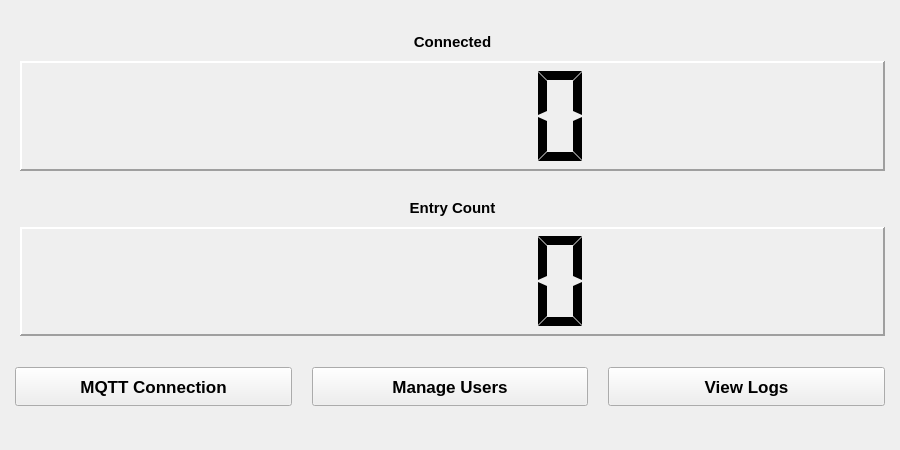
The window that ArduinoGatekeeperAdmin/Forms/MainWindow.ui (AdrianoGoede/ArduinoGatekeeper) describes before a commit, drawn with Qt 5.
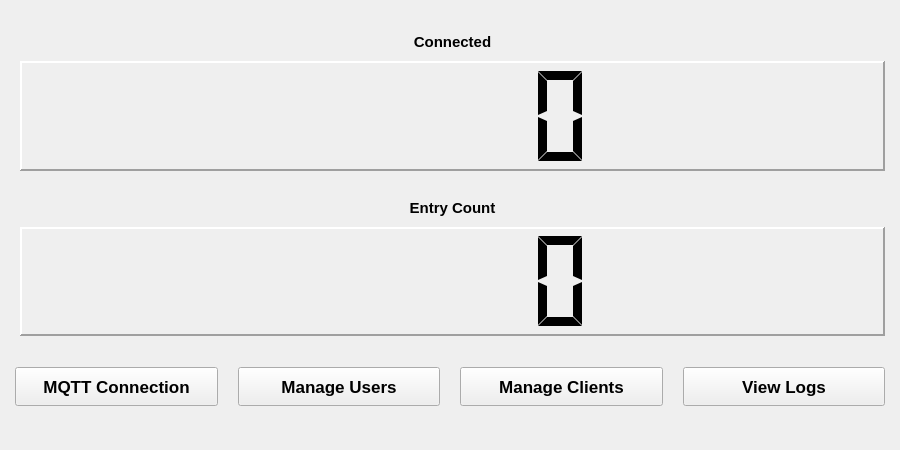
The same window after the commit. Icons and pictures are not drawn.

What changed in the file:
```diff
--- a/ArduinoGatekeeperAdmin/Forms/MainWindow.ui
+++ b/ArduinoGatekeeperAdmin/Forms/MainWindow.ui
@@ -181,6 +181,28 @@
         </property>
        </widget>
       </item>
+      <item>
+       <widget class="QPushButton" name="pbManageClients">
+        <property name="sizePolicy">
+         <sizepolicy hsizetype="Minimum" vsizetype="Minimum">
+          <horstretch>0</horstretch>
+          <verstretch>0</verstretch>
+         </sizepolicy>
+        </property>
+        <property name="font">
+         <font>
+          <pointsize>13</pointsize>
+          <bold>true</bold>
+         </font>
+        </property>
+        <property name="text">
+         <string>Manage Clients</string>
+        </property>
+        <property name="icon">
+         <iconset theme="QIcon::ThemeIcon::MediaFlash"/>
+        </property>
+       </widget>
+      </item>
       <item>
        <widget class="QPushButton" name="pbViewLogs">
         <property name="sizePolicy">
```
